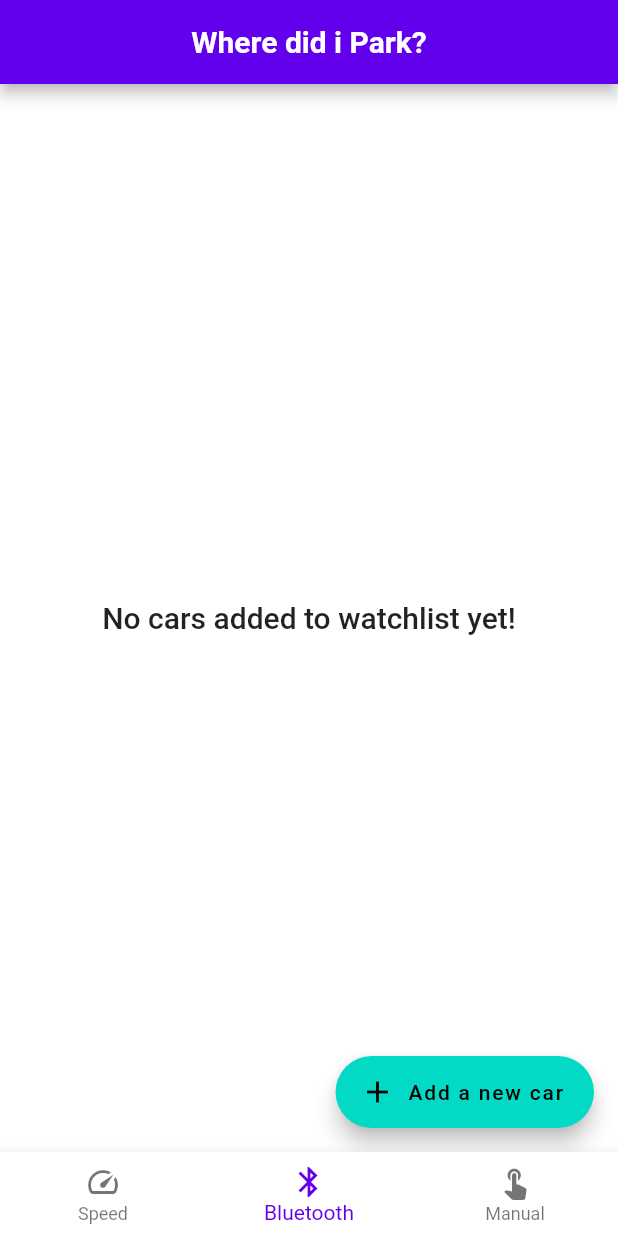
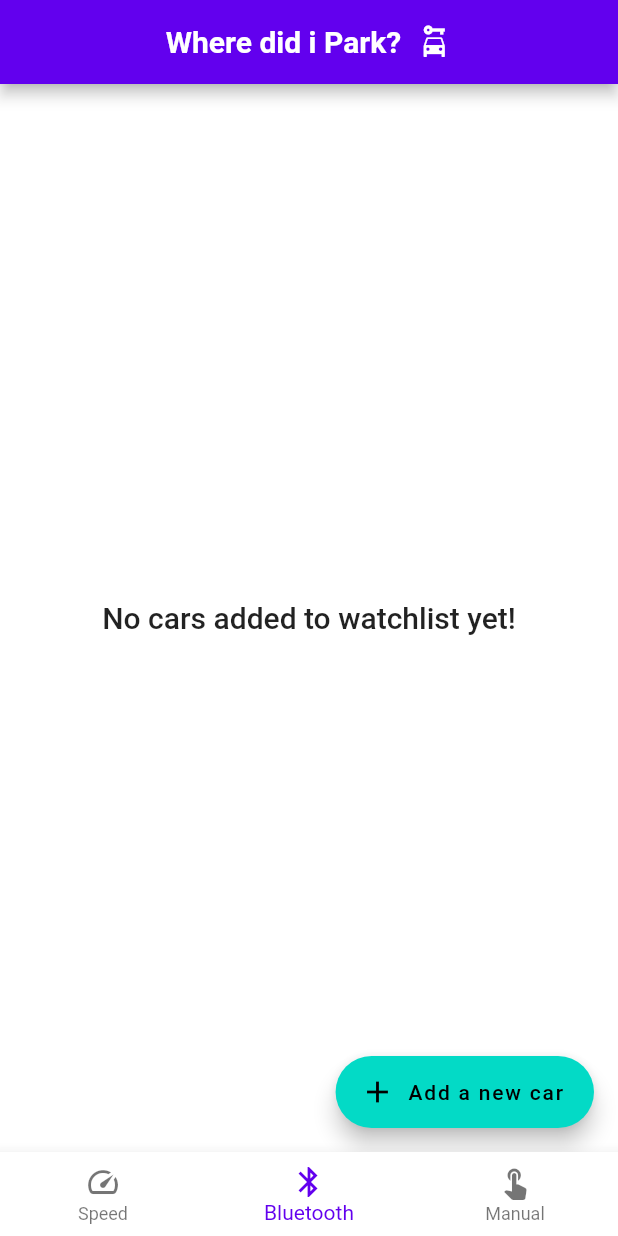
Before and after one commit to GeorgopoulosGiannis/where_i_park, a Flutter app: the screen it shows after launch, on a phone screen of 412 x 824 dp. Run offline on Flutter 3.47's test engine with Material 2 defaults, Android fonts, the phone set to English and light mode, and no system bars; our stand-ins replace bloc, either_dart, equatable, flutter_bloc, flutter_local_notifications, geocoding and 8 more; missing offline and left inert: app_settings, bluetooth_events, maps_launcher.

```diff
--- a/lib/core/helpers/helpers.dart
+++ b/lib/core/helpers/helpers.dart
@@ -2,6 +2,6 @@ import 'package:intl/intl.dart';
 
 class Helpers {
   static String toLocaleDateString(DateTime dt) => DateFormat(
-        'EEEE d, MMMM ' 'yyyy \n' 'HH:MM',
+        'EEEE d, MMMM ' 'yyyy \n' 'HH:mm',
       ).format(dt.toLocal()).toString();
 }
--- a/lib/features/bluetooth_tracker/car_locations/presentation/bloc/car_locations_state.dart
+++ b/lib/features/bluetooth_tracker/car_locations/presentation/bloc/car_locations_state.dart
@@ -12,7 +12,12 @@ class CarLocationsState extends Equatable {
   final String message;
   final bool isEdit;
   final List<CarLocation> selected;
-
+  CarLocation? get lastLocation => locations.isEmpty
+      ? null
+      : locations.reduce((value, element) =>
+          value.position.timestamp!.isAfter(element.position.timestamp!)
+              ? value
+              : element);
   const CarLocationsState({
     required this.status,
     required this.car,
--- a/lib/features/bluetooth_tracker/cars/presentation/pages/cars_screen.dart
+++ b/lib/features/bluetooth_tracker/cars/presentation/pages/cars_screen.dart
@@ -18,11 +18,24 @@ class CarsScreen extends StatelessWidget {
             backgroundColor: state.isEdit ? Colors.red : null,
             title: state.isEdit
                 ? null
-                : const Text(
-                    'Where did i Park?',
-                    style: TextStyle(
-                      fontWeight: FontWeight.bold,
-
+                : const Text.rich(
+                    TextSpan(
+                      children: [
+                        TextSpan(
+                          text: 'Where did i Park?',
+                          style: TextStyle(
+                            fontWeight: FontWeight.bold,
+                          ),
+                        ),
+                        WidgetSpan(
+                          child: SizedBox(
+                            width: 10,
+                          ),
+                        ),
+                        WidgetSpan(
+                          child: Icon(Icons.car_rental),
+                        ),
+                      ],
                     ),
                   ),
             leading: state.isEdit
--- a/lib/features/bluetooth_tracker/services/bluetooth_manager.dart
+++ b/lib/features/bluetooth_tracker/services/bluetooth_manager.dart
@@ -86,7 +86,7 @@ class BluetoothManager {
     await carLocationsRepo.pushToCarLocations(
       savedCar,
       CarLocation(
-        position: position,
+        position:position,
         placemark: placemark.first,
       ),
     );
```
Also changed, not shown: lib/features/bluetooth_tracker/car_locations/presentation/pages/car_locations_screen.dart (+16 -21 lines), lib/features/bluetooth_tracker/map/presentation/bloc/map_bloc.dart (+4 -4 lines).
